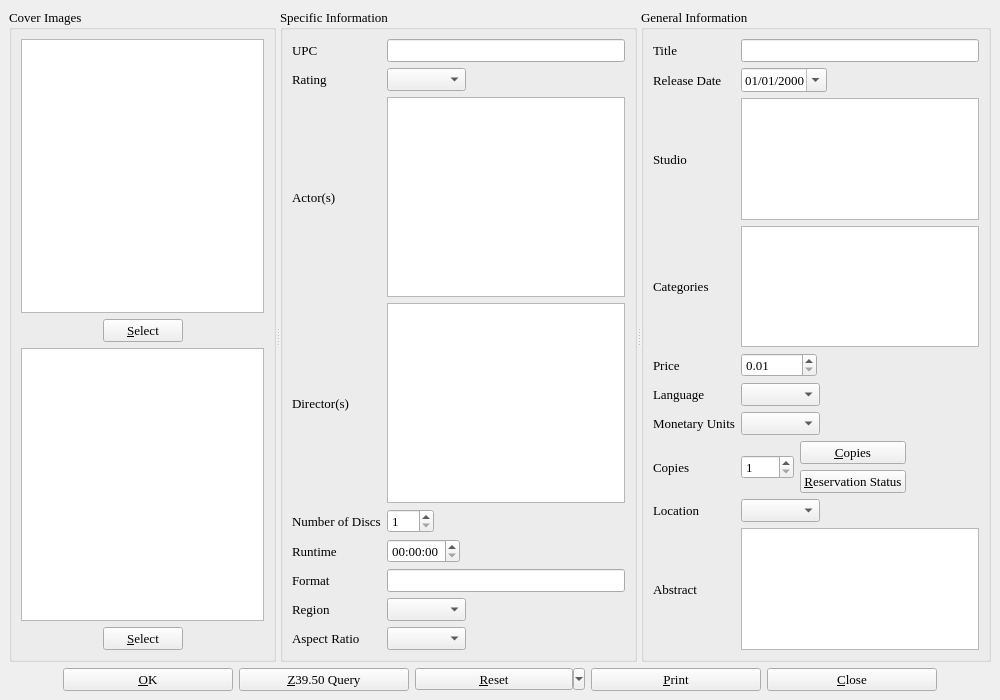
The window that dvdinfo.ui (textbrowser/biblioteq) describes before a commit, drawn with Qt 5.
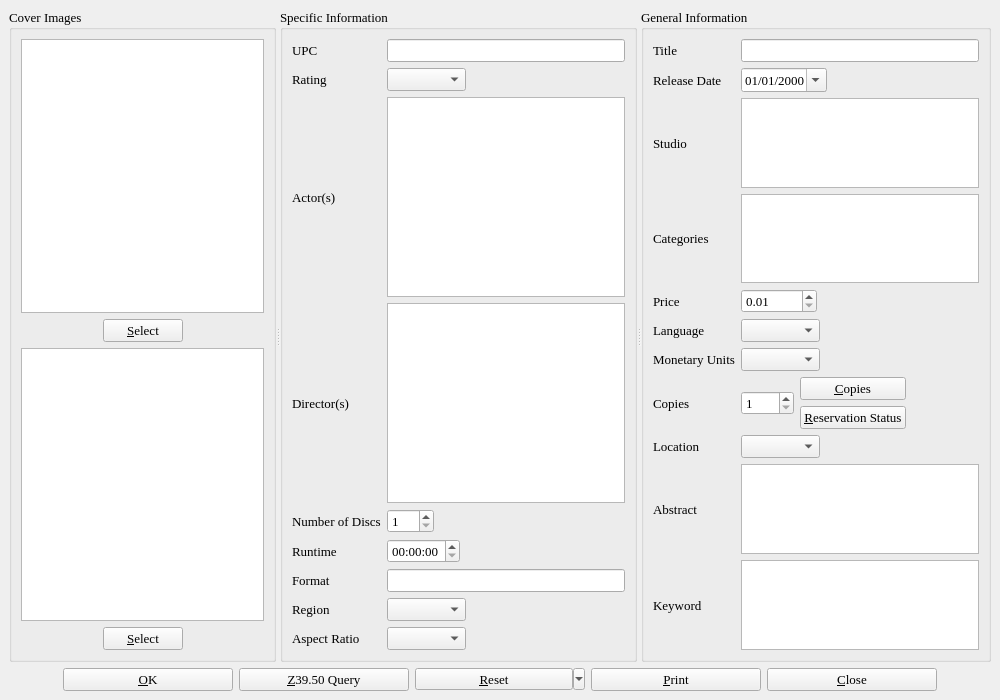
The same window after the commit. Icons and pictures are not drawn. Custom widgets are drawn as their Qt base class.

Commit message: Default fonts. Added keyword fields.

What changed in the file:
```diff
--- a/dvdinfo.ui
+++ b/dvdinfo.ui
@@ -926,6 +926,37 @@
           </property>
          </widget>
         </item>
+        <item row="10" column="0">
+         <widget class="QLabel" name="label_20">
+          <property name="font">
+           <font>
+            <family>Times</family>
+            <pointsize>10</pointsize>
+            <weight>50</weight>
+            <italic>false</italic>
+            <bold>false</bold>
+            <underline>false</underline>
+            <strikeout>false</strikeout>
+           </font>
+          </property>
+          <property name="text">
+           <string>Keyword</string>
+          </property>
+         </widget>
+        </item>
+        <item row="10" column="1">
+         <widget class="hyperlinked_text_edit" name="keyword">
+          <property name="readOnly">
+           <bool>false</bool>
+          </property>
+          <property name="textInteractionFlags">
+           <set>Qt::LinksAccessibleByKeyboard|Qt::LinksAccessibleByMouse|Qt::TextBrowserInteraction|Qt::TextEditable|Qt::TextEditorInteraction|Qt::TextSelectableByKeyboard|Qt::TextSelectableByMouse</set>
+          </property>
+          <property name="openLinks">
+           <bool>false</bool>
+          </property>
+         </widget>
+        </item>
        </layout>
       </widget>
      </widget>
```
Left out of the diff: 13 changed lines with no effect on the pictures. The commit also changes 12 other files.
